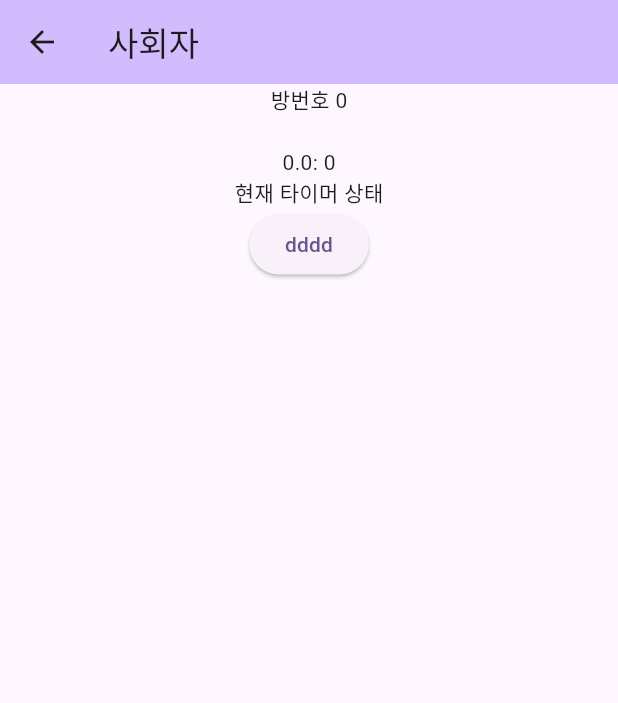
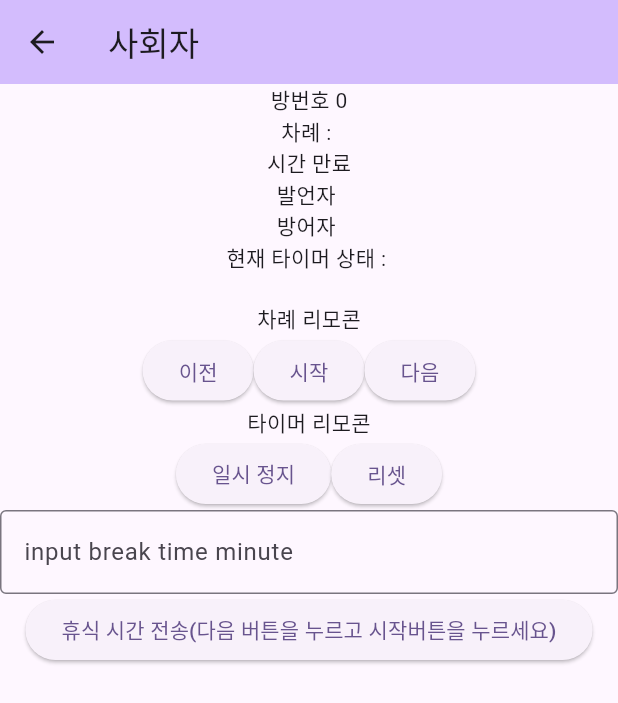
Before and after one commit to fmowl10/neojomCEDA, a Flutter app: the ModeratorPage screen opened directly with empty values, on a phone screen of 412 x 824 dp. Shown: the top 703 px of the screen. Run offline on Flutter 3.47's test engine with Material 2 defaults, Android fonts, the phone set to English and light mode, and no system bars; network calls fail.

Commit message:
State관리 방법 변경 및 중간 완료

```diff
--- a/frontend/lib/component/state_component.dart
+++ /dev/null
@@ -1,21 +0,0 @@
-import 'package:neojom_ceda/providers/user_provider.dart';
-import 'package:flutter/material.dart';
-import 'package:provider/provider.dart';
-
-class StateComponent extends StatelessWidget {
-  @override
-  Widget build(BuildContext context) {
-    final current = context.watch<UserProvider>().currentState;
-
-    return Consumer(
-        builder: (context, value, child) => Center(
-              child: Column(children: [
-                Text(current.kind),
-                Text('${current.timeLeft / 60}: ${current.timeLeft % 60}'),
-                if (current.arguer == "NONE") Text(current.arguer),
-                if (current.defender == "NONE") Text(current.defender),
-                Text("현재 타이머 상태${current.timerState}")
-              ]),
-            ));
-  }
-}
--- /dev/null
+++ b/frontend/lib/component/state_model_component.dart
@@ -0,0 +1,20 @@
+import 'package:neojom_ceda/model/state_model.dart';
+import 'package:flutter/material.dart';
+
+class StateModelComponent extends StatelessWidget {
+  final StateModel currentState;
+  const StateModelComponent(this.currentState);
+  @override
+  Widget build(BuildContext context) {
+    return Column(children: [
+      Text('차례 : ${currentState.kind}'),
+      if (currentState.timeLeft > 0)
+        Text(
+            '남은 시간 ${(currentState.timeLeft.floor() / 60).floor()} 분 ${currentState.timeLeft.floor() % 60} 초'),
+      if (currentState.timeLeft <= 0) const Text('시간 만료'),
+      if (currentState.arguer != "NONE") Text('발언자 ${currentState.arguer}'),
+      if (currentState.defender != "NONE") Text('방어자 ${currentState.defender}'),
+      Text("현재 타이머 상태 : ${currentState.timerState}")
+    ]);
+  }
+}
--- a/frontend/lib/model/state.dart
+++ /dev/null
@@ -1,23 +0,0 @@
-import 'package:json_annotation/json_annotation.dart';
-
-part 'state.g.dart';
-
-@JsonSerializable()
-class State {
-  final String arguer;
-  final String defender;
-  final String kind;
-  @JsonKey(name: "time_left")
-  final int timeLeft;
-  @JsonKey(name: "timer_state")
-  final String timerState;
-  @JsonKey(name: "is_finished")
-  final bool isFinished;
-
-  State(this.arguer, this.defender, this.kind, this.timeLeft, this.timerState,
-      this.isFinished);
-
-  factory State.fromJson(Map<String, dynamic> json) => _$StateFromJson(json);
-
-  Map<String, dynamic> toJson() => _$StateToJson(this);
-}
--- /dev/null
+++ b/frontend/lib/model/state_model.dart
@@ -0,0 +1,24 @@
+import 'package:json_annotation/json_annotation.dart';
+
+part 'state_model.g.dart';
+
+@JsonSerializable()
+class StateModel {
+  final String arguer;
+  final String defender;
+  final String kind;
+  @JsonKey(name: "time_left")
+  final double timeLeft;
+  @JsonKey(name: "timer_state")
+  final String timerState;
+  @JsonKey(name: "is_finished")
+  final bool isFinished;
+
+  StateModel(this.arguer, this.defender, this.kind, this.timeLeft,
+      this.timerState, this.isFinished);
+
+  factory StateModel.fromJson(Map<String, dynamic> json) =>
+      _$StateModelFromJson(json);
+
+  Map<String, dynamic> toJson() => _$StateModelToJson(this);
+}
--- a/frontend/lib/moderator_page.dart
+++ b/frontend/lib/moderator_page.dart
@@ -1,39 +1,119 @@
 import 'package:flutter/material.dart';
-import 'package:neojom_ceda/component/state_component.dart';
-import 'package:neojom_ceda/providers/moderator_provider.dart';
-import 'package:neojom_ceda/model/user.dart';
-import 'package:provider/provider.dart';
+import 'package:flutter/services.dart';
+import 'package:neojom_ceda/component/state_model_component.dart';
+import 'package:neojom_ceda/model/moderator.dart';
+import 'package:neojom_ceda/model/state_model.dart';
+import 'dart:async';
 
-class ModeratorPage extends StatelessWidget {
-  final int roomId;
-  final String uuid;
+import 'package:neojom_ceda/poll_result_page.dart';
 
-  const ModeratorPage(this.roomId, this.uuid, {super.key});
+class ModeratorPage extends StatefulWidget {
+  final Moderator moderator;
+
+  const ModeratorPage(this.moderator, {super.key});
+
+  @override
+  ModeratorPageState createState() => ModeratorPageState();
+}
+
+class ModeratorPageState extends State<ModeratorPage> {
+  StateModel currentState = StateModel("", "", "", 0, "", false);
+  late Timer _timer;
+  int break_time = 0;
+
+  @override
+  void initState() {
+    startPolling();
+    super.initState();
+  }
+
+  void startPolling() {
+    _timer = Timer.periodic(const Duration(seconds: 1), (timer) async {
+      pollingStateModel();
+    });
+  }
 
   @override
   Widget build(BuildContext context) {
-    return ChangeNotifierProvider<ModeratorProvider>(
-        create: (context) {
-          var provider = ModeratorProvider(User(roomId, "MODERATOR", uuid));
-          return provider;
-        },
-        child: Scaffold(
+    return Scaffold(
         appBar: AppBar(
             backgroundColor: Theme.of(context).colorScheme.inversePrimary,
             title: const Text("사회자")),
         body: Center(
             child: Column(
           children: [
-              Text('방번호 $roomId'),
-              StateComponent(),
+            const SizedBox(width: 200),
+            Text('방번호 ${widget.moderator.roomId}'),
+            StateModelComponent(currentState),
+            const SizedBox(height: 20),
+            const Text('차례 리모콘'),
+            Row(mainAxisAlignment: MainAxisAlignment.center, children: [
+              ElevatedButton(
+                  onPressed: () async => await widget.moderator.prev(),
+                  child: const Text('이전')),
               ElevatedButton(
                   onPressed: () async {
-                    await Provider.of<ModeratorProvider>(context, listen: false)
-                        .fetchState();
+                    if (currentState.timerState == 'READY' ||
+                        currentState.timerState == 'PAUSED') {
+                      await widget.moderator.start();
+                    }
                   },
-                  child: Text("dddd"))
+                  child: const Text("시작")),
+              ElevatedButton(
+                  onPressed: () async => await widget.moderator.next(),
+                  child: const Text('다음')),
+            ]),
+            const Text('타이머 리모콘'),
+            Row(
+              mainAxisAlignment: MainAxisAlignment.center,
+              children: [
+                ElevatedButton(
+                    onPressed: () async => await widget.moderator.pause(),
+                    child: const Text('일시 정지')),
+                ElevatedButton(
+                    onPressed: () async => await widget.moderator.restart(),
+                    child: const Text("리셋"))
               ],
-          )),
-        ));
+            ),
+            TextField(
+              decoration: InputDecoration(
+                  border: OutlineInputBorder(),
+                  hintText: "input break time minute"),
+              keyboardType: TextInputType.number,
+              inputFormatters: [FilteringTextInputFormatter.digitsOnly],
+              onChanged: (value) => setState(() {
+                break_time = int.parse(value) * 60;
+              }),
+            ),
+            ElevatedButton(
+                onPressed: () async {
+                  if (currentState.kind == 'READY' && break_time != 0) {
+                    await widget.moderator.breakTime(break_time);
+                  }
+                },
+                child: Text("휴식 시간 전송(다음 버튼을 누르고 시작버튼을 누르세요)"))
+          ],
+        )));
+  }
+
+  void pollingStateModel() {
+    widget.moderator.fetchState().then(
+      (state) {
+        if (state != null) {
+          if (state.timerState == 'READY' &&
+              state.timeLeft <= 0 &&
+              state.kind == '투표') {
+            _timer.cancel();
+            Navigator.of(context).push(MaterialPageRoute(builder: (context) {
+              return PollResultPage(widget.moderator.roomId);
+            }));
+          } else {
+            setState(() {
+              currentState = state;
+            });
           }
         }
+      },
+    );
+  }
+}
--- a/frontend/lib/providers/user_provider.dart
+++ /dev/null
@@ -1,62 +0,0 @@
-import 'package:flutter/material.dart';
-import 'package:neojom_ceda/model/user.dart';
-import 'package:neojom_ceda/model/state.dart' as StateModel;
-import 'package:http/http.dart' as http;
-import 'dart:convert' as convert;
-import 'dart:convert';
-
-class UserProvider extends ChangeNotifier {
-  final endPoint = "ceda.quokkaandco.dev";
-  final User _user;
-  StateModel.State _currentState = StateModel.State("", "", "", 0, "", false);
-
-  bool isVoted = false;
-
-  UserProvider(this._user);
-
-  int get roomId => _user.roomId;
-  set roomId(int roomId) {
-    _user.roomId = roomId;
-    notifyListeners();
-  }
-
-  String get role => _user.role;
-  void setRole(String role) {
-    _user.role = role;
-    notifyListeners();
-  }
-
-  String get uuid => _user.uuid;
-  set uuid(String uuid) {
-    _user.uuid = uuid;
-  }
-
-  StateModel.State get currentState => _currentState;
-
-  Future<void> fetchState() async {
-    var url = Uri.http(endPoint, "$roomId/state");
-    var response = await http.get(url);
-    if (response.statusCode == 200) {
-      var jsonResponse = StateModel.State.fromJson(
-          json.decode(utf8.decode(response.bodyBytes)));
-      _currentState = jsonResponse;
-      notifyListeners();
-    }
-  }
-
-  Future<void> poll() async {
-    if (role != 'LISTNER') {
-      return;
-    }
-    final param = {"positive": false};
-    final url = Uri.https(endPoint, "$roomId/poll", param);
-    var response = await http.get(url);
-    if (response.statusCode == 200) {
-      var jsonResponse = convert.jsonDecode(response.body);
-      if (jsonResponse['result'] == 'ok') {
-        isVoted = true;
-        notifyListeners();
-      }
-    }
-  }
-}
```
Also changed, not shown: frontend/lib/main.dart (+6 -14 lines), frontend/lib/model/moderator.dart (added, +77 -0 lines), frontend/lib/model/user.dart (+33 -0 lines), frontend/lib/poll_result_page.dart (added, +51 -0 lines), frontend/lib/providers/moderator_provider.dart (deleted, +0 -51 lines), frontend/lib/user_page.dart (+81 -17 lines), frontend/lib/model/state_model.g.dart, frontend/pubspec.lock, 2 other files. Lines whose indentation alone changed are shown as unchanged.
